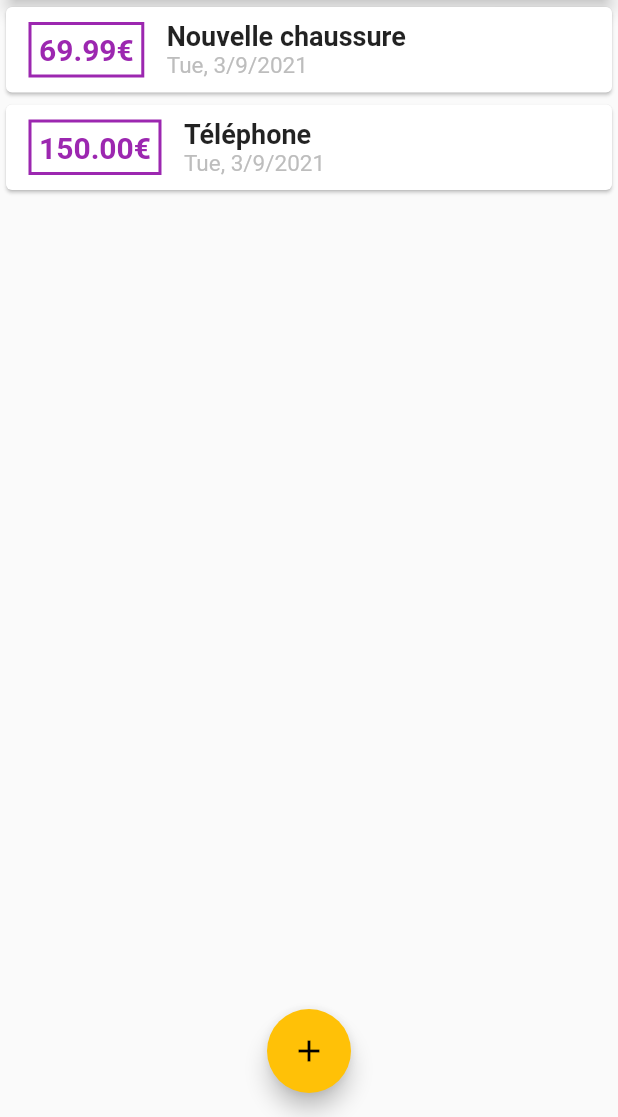
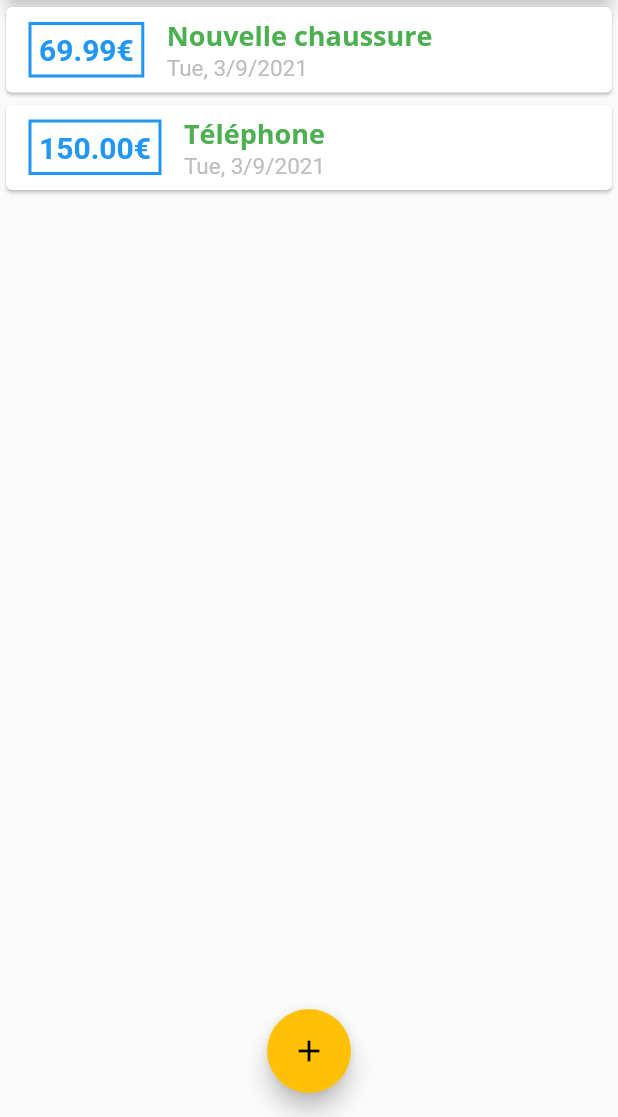
Before and after one commit to Web82-Thom/depense_controller_app, a Flutter app: the screen it shows after launch, on a phone screen of 412 x 824 dp, the part 119-1236 px from its top. Run offline on Flutter 3.47's test engine with Material 2 defaults, Android fonts, the phone set to English and light mode, and no system bars.

Commit message:
change comment and made css into theme.of()

```diff
--- a/lib/widgets/transaction_list.dart
+++ b/lib/widgets/transaction_list.dart
@@ -11,17 +11,19 @@ class TransactionList extends StatelessWidget {
   //Instencie la list
   TransactionList(this.transactions);
 
+  //CONSTRUCTEUR DU CONTAINER DISPLAY TRANSACTION
   @override
   Widget build(BuildContext context) {
     return  Container(
-      height: 300,
+      //important mettre une hauteur
+      height: 500,
       //methode de scroll par ListView et la propriété itemBuilder en fontion annonyme
       child: ListView.builder(
         itemBuilder: (contexte, index) {
           return Card(
             child: Row(
               children: <Widget>[
-                //Price
+                //AMOUNT
                 Container(
                   margin: EdgeInsets.symmetric(
                     vertical: 10,
@@ -30,7 +32,7 @@ class TransactionList extends StatelessWidget {
                   padding: EdgeInsets.all(5),
                   decoration: BoxDecoration(
                       border: Border.all(
-                    color: Colors.purple,
+                    color: Theme.of(context).primaryColor,
                     width: 2,
                   )),
                   child: Text(
@@ -38,20 +40,19 @@ class TransactionList extends StatelessWidget {
                     style: TextStyle(
                       fontWeight: FontWeight.bold,
                       fontSize: 20,
-                      color: Colors.purple,
+                      // rappel de la couleur du theme
+                      color: Theme.of(context).primaryColor,
                     ),
                   ),
                 ),
-                //Title et date
+                //TITLE AND DATE
                 Column(
                   crossAxisAlignment: CrossAxisAlignment.start,
                   children: <Widget>[
                     Text(
                       transactions[index].title,
-                      style: TextStyle(
-                        fontSize: 18,
-                        fontWeight: FontWeight.bold,
-                      ),
+                      //Le style par rapport au theme predefini dans main.dart
+                      style: Theme.of(context).textTheme.headline6,
                     ),
                     Text(
                       DateFormat.yMEd().format(transactions[index].date),
```
